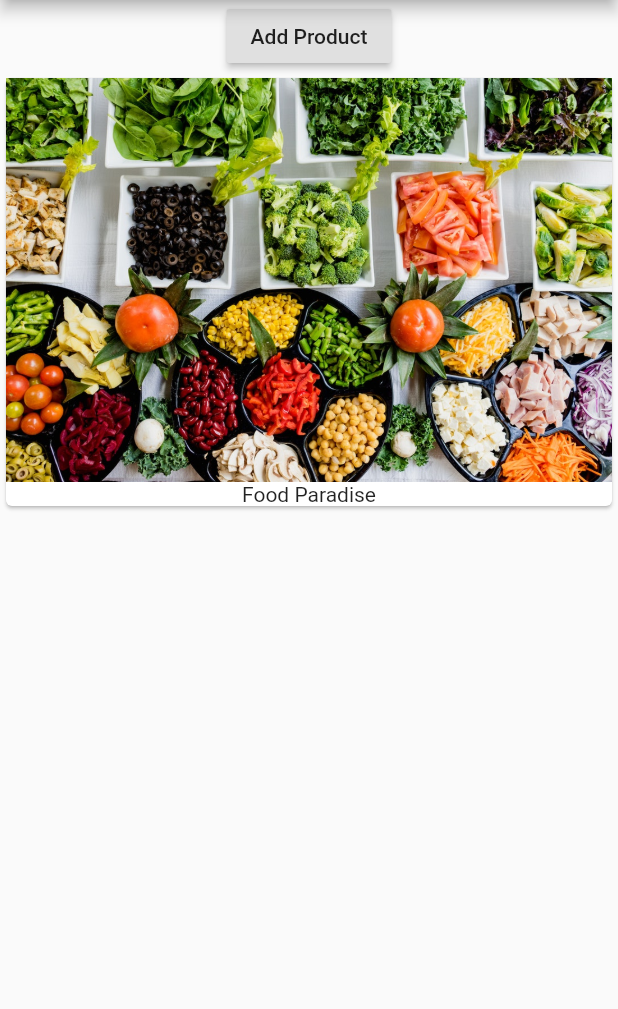
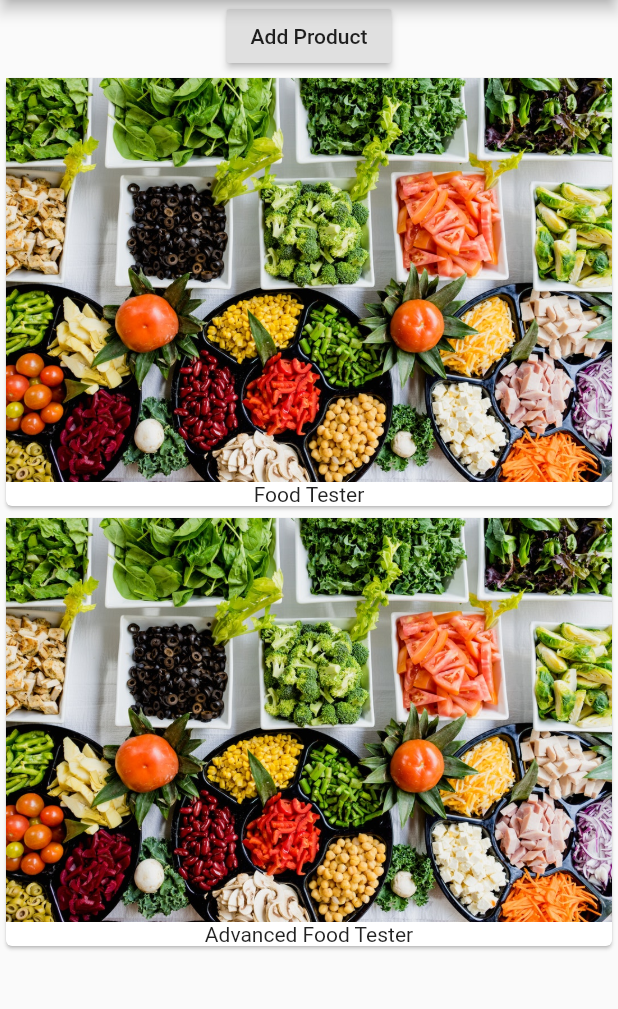
Before and after one commit to AMAN-LADWA/Learn-Flutter, a Flutter app: the screen it shows after launch, after a tap on "Add Product", on a phone screen of 412 x 824 dp, the part 84-1093 px from its top. Run offline on Flutter 3.47's test engine with Material 2 defaults, Android fonts, the phone set to English and light mode, and no system bars.

Commit message:
revised app structure

```diff
--- a/lib/main.dart
+++ b/lib/main.dart
@@ -1,4 +1,6 @@
 import 'package:flutter/material.dart';
+
+import './product_manager.dart';
 
 void main() => runApp(MyApp());
 
@@ -10,27 +12,8 @@ class MyApp extends StatelessWidget {
         appBar: AppBar(
           title: Text('EasyList'),
         ),
-        body: Column(
-          children: [
-            Container(
-              child: RaisedButton(
-                onPressed: () {
-
-                },
-                child: Text('Add Product'),
-              ),
-            ),
-            Card(
-              child: Column(
-                children: <Widget>[
-                  Image.asset('assets/food.jpeg'),
-                  Text('Food Paradise')
-                ],
-              ),
-            ),
-          ],
+        body: ProductManager('Food Tester'),
         ),
-      ),
-    );
+      );
   }
 }
--- /dev/null
+++ b/lib/product.dart
@@ -0,0 +1,21 @@
+import 'package:flutter/material.dart';
+
+class Products extends StatelessWidget {
+  final List<String> products;
+  Products(this.products);
+  @override
+  Widget build(BuildContext context) {
+    return Column(
+      children: products
+          .map((element) => Card(
+                child: Column(
+                  children: <Widget>[
+                    Image.asset('assets/food.jpeg'),
+                    Text(element)
+                  ],
+                ),
+              ),)
+          .toList(),
+    );
+  }
+}
--- /dev/null
+++ b/lib/product_manager.dart
@@ -0,0 +1,41 @@
+import 'package:flutter/material.dart';
+
+import './product.dart';
+
+class ProductManager extends StatefulWidget {
+  final String startingProduct;
+
+  ProductManager(this.startingProduct);
+  @override
+  State<StatefulWidget> createState() {
+    return _ProductManagerState();
+  }
+}
+
+class _ProductManagerState extends State<ProductManager> {
+  List<String> _products = [];
+  @override
+  void initState() {
+    _products.add(widget.startingProduct);
+    super.initState();
+  }
+
+  @override
+  Widget build(BuildContext context) {
+    return Column(
+      children: [
+        Container(
+          child: RaisedButton(
+            onPressed: () {
+              setState(() {
+                _products.add('Advanced Food Tester');
+              });
+            },
+            child: Text('Add Product'),
+          ),
+        ),
+        Products(_products)
+      ],
+    );
+  }
+}
```
